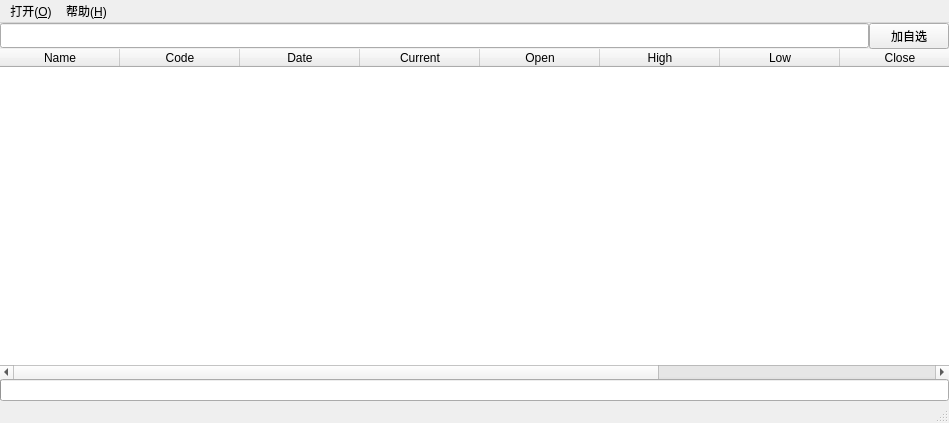
The window that QtApp/QStock/QStock/QStockMainWindows.ui (yixiaoyang/QStock) describes before a commit, drawn with Qt 5.
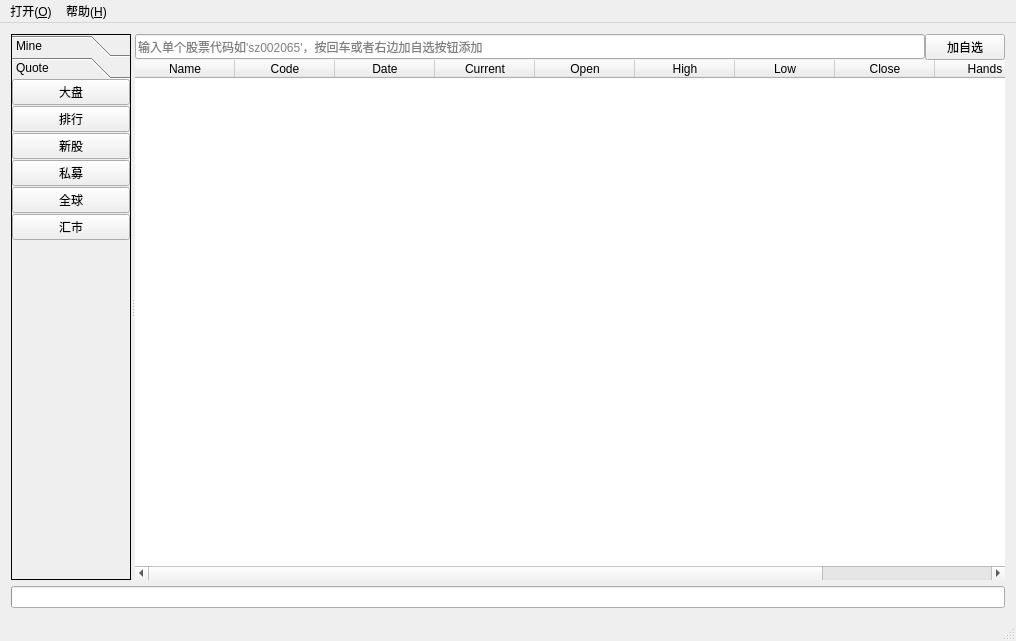
The same window after the commit. The open tabs and pages were chosen to show the change. Icons and pictures are not drawn.

Commit message: 1.QStock App更新：修复http流分片引起数据解丢失问题；添加自选代码的快捷键；添加左边栏菜单

Diff of the .ui file:
```diff
--- a/QtApp/QStock/QStock/QStockMainWindows.ui
+++ b/QtApp/QStock/QStock/QStockMainWindows.ui
@@ -6,8 +6,8 @@
    <rect>
     <x>0</x>
     <y>0</y>
-    <width>949</width>
-    <height>423</height>
+    <width>1016</width>
+    <height>641</height>
    </rect>
   </property>
   <property name="windowTitle">
@@ -23,6 +23,315 @@
 }</string>
   </property>
   <widget class="QWidget" name="centralWidget">
+   <layout class="QVBoxLayout" name="verticalLayout_3">
+    <item>
+     <widget class="QSplitter" name="splitter">
+      <property name="frameShape">
+       <enum>QFrame::NoFrame</enum>
+      </property>
+      <property name="frameShadow">
+       <enum>QFrame::Sunken</enum>
+      </property>
+      <property name="orientation">
+       <enum>Qt::Horizontal</enum>
+      </property>
+      <widget class="QToolBox" name="toolBox">
+       <property name="minimumSize">
+        <size>
+         <width>120</width>
+         <height>0</height>
+        </size>
+       </property>
+       <property name="maximumSize">
+        <size>
+         <width>120</width>
+         <height>16777215</height>
+        </size>
+       </property>
+       <property name="frameShape">
+        <enum>QFrame::Box</enum>
+       </property>
+       <property name="frameShadow">
+        <enum>QFrame::Plain</enum>
+       </property>
+       <property name="currentIndex">
+        <number>0</number>
+       </property>
+       <property name="tabSpacing">
+        <number>0</number>
+       </property>
+       <widget class="QWidget" name="page_watching">
+        <property name="geometry">
+         <rect>
+          <x>0</x>
+          <y>0</y>
+          <width>118</width>
+          <height>506</height>
+         </rect>
+        </property>
+        <attribute name="icon">
+         <iconset resource="resources/iconRes.qrc">
+          <normaloff>:/main/icons/main_logo.png</normaloff>:/main/icons/main_logo.png</iconset>
+        </attribute>
+        <attribute name="label">
+         <string>Mine</string>
+        </attribute>
+        <layout class="QVBoxLayout" name="verticalLayout_4">
+         <property name="spacing">
+          <number>1</number>
+         </property>
+         <property name="leftMargin">
+          <number>0</number>
+         </property>
+         <property name="topMargin">
+          <number>0</number>
+         </property>
+         <property name="rightMargin">
+          <number>0</number>
+         </property>
+         <property name="bottomMargin">
+          <number>0</number>
+         </property>
+         <item>
+          <widget class="QPushButton" name="pushButton">
+           <property name="text">
+            <string>自选</string>
+           </property>
+           <property name="icon">
+            <iconset resource="resources/iconRes.qrc">
+             <normaloff>:/main/icons/myFavirate.png</normaloff>:/main/icons/myFavirate.png</iconset>
+           </property>
+           <property name="iconSize">
+            <size>
+             <width>32</width>
+             <height>32</height>
+            </size>
+           </property>
+          </widget>
+         </item>
+         <item>
+          <widget class="QPushButton" name="pushButton_3">
+           <property name="text">
+            <string>持仓</string>
+           </property>
+           <property name="icon">
+            <iconset resource="resources/iconRes.qrc">
+             <normaloff>:/main/icons/add.png</normaloff>:/main/icons/add.png</iconset>
+           </property>
+           <property name="iconSize">
+            <size>
+             <width>32</width>
+             <height>32</height>
+            </size>
+           </property>
+          </widget>
+         </item>
+         <item>
+          <widget class="QPushButton" name="pushButton_4">
+           <property name="text">
+            <string>日历</string>
+           </property>
+           <property name="icon">
+            <iconset resource="resources/iconRes.qrc">
+             <normaloff>:/main/icons/calendar.png</normaloff>:/main/icons/calendar.png</iconset>
+           </property>
+           <property name="iconSize">
+            <size>
+             <width>32</width>
+             <height>32</height>
+            </size>
+           </property>
+          </widget>
+         </item>
+         <item>
+          <widget class="QPushButton" name="pushButton_5">
+           <property name="text">
+            <string>修养</string>
+           </property>
+           <property name="icon">
+            <iconset resource="resources/iconRes.qrc">
+             <normaloff>:/main/icons/notes.png</normaloff>:/main/icons/notes.png</iconset>
+           </property>
+           <property name="iconSize">
+            <size>
+             <width>32</width>
+             <height>32</height>
+            </size>
+           </property>
+          </widget>
+         </item>
+         <item>
+          <spacer name="verticalSpacer">
+           <property name="orientation">
+            <enum>Qt::Vertical</enum>
+           </property>
+           <property name="sizeHint" stdset="0">
+            <size>
+             <width>20</width>
+             <height>339</height>
+            </size>
+           </property>
+          </spacer>
+         </item>
+        </layout>
+       </widget>
+       <widget class="QWidget" name="page_quote">
+        <property name="geometry">
+         <rect>
+          <x>0</x>
+          <y>0</y>
+          <width>118</width>
+          <height>506</height>
+         </rect>
+        </property>
+        <attribute name="icon">
+         <iconset resource="resources/iconRes.qrc">
+          <normaloff>:/main/icons/main_logo.png</normaloff>:/main/icons/main_logo.png</iconset>
+        </attribute>
+        <attribute name="label">
+         <string>Quote</string>
+        </attribute>
+        <layout class="QVBoxLayout" name="verticalLayout_5">
+         <property name="spacing">
+          <number>1</number>
+         </property>
+         <property name="leftMargin">
+          <number>0</number>
+         </property>
+         <property name="topMargin">
+          <number>0</number>
+         </property>
+         <property name="rightMargin">
+          <number>0</number>
+         </property>
+         <property name="bottomMargin">
+          <number>0</number>
+         </property>
+         <item>
+          <widget class="QPushButton" name="pushButton_11">
+           <property name="text">
+            <string>大盘</string>
+           </property>
+           <property name="icon">
+            <iconset resource="resources/iconRes.qrc">
+             <normaloff>:/main/icons/main_logo.png</normaloff>:/main/icons/main_logo.png</iconset>
+           </property>
+           <property name="iconSize">
+            <size>
+             <width>32</width>
+             <height>32</height>
+            </size>
+           </property>
+          </widget>
+         </item>
+         <item>
+          <widget class="QPushButton" name="pushButton_2">
+           <property name="text">
+            <string>排行</string>
+           </property>
+           <property name="icon">
+            <iconset resource="resources/iconRes.qrc">
+             <normaloff>:/main/icons/main_logo.png</normaloff>:/main/icons/main_logo.png</iconset>
+           </property>
+           <property name="iconSize">
+            <size>
+             <width>32</width>
+             <height>32</height>
+            </size>
+           </property>
+          </widget>
+         </item>
+         <item>
+          <widget class="QPushButton" name="pushButton_7">
+           <property name="text">
+            <string>新股</string>
+           </property>
+           <property name="icon">
+            <iconset resource="resources/iconRes.qrc">
+             <normaloff>:/main/icons/main_logo.png</normaloff>:/main/icons/main_logo.png</iconset>
+           </property>
+           <property name="iconSize">
+            <size>
+             <width>32</width>
+             <height>32</height>
+            </size>
+           </property>
+          </widget>
+         </item>
+         <item>
+          <widget class="QPushButton" name="pushButton_9">
+           <property name="text">
+            <string>私募</string>
+           </property>
+           <property name="icon">
+            <iconset resource="resources/iconRes.qrc">
+             <normaloff>:/main/icons/main_logo.png</normaloff>:/main/icons/main_logo.png</iconset>
+           </property>
+           <property name="iconSize">
+            <size>
+             <width>32</width>
+             <height>32</height>
+            </size>
+           </property>
+          </widget>
+         </item>
+         <item>
+          <widget class="QPushButton" name="pushButton_10">
+           <property name="text">
+            <string>全球</string>
+           </property>
+           <property name="icon">
+            <iconset resource="resources/iconRes.qrc">
+             <normaloff>:/main/icons/main_logo.png</normaloff>:/main/icons/main_logo.png</iconset>
+           </property>
+           <property name="iconSize">
+            <size>
+             <width>32</width>
+             <height>32</height>
+            </size>
+           </property>
+          </widget>
+         </item>
+         <item>
+          <widget class="QPushButton" name="pushButton_12">
+           <property name="text">
+            <string>汇市</string>
+           </property>
+           <property name="icon">
+            <iconset resource="resources/iconRes.qrc">
+             <normaloff>:/main/icons/main_logo.png</normaloff>:/main/icons/main_logo.png</iconset>
+           </property>
+           <property name="iconSize">
+            <size>
+             <width>32</width>
+             <height>32</height>
+            </size>
+           </property>
+          </widget>
+         </item>
+         <item>
+          <spacer name="verticalSpacer_2">
+           <property name="orientation">
+            <enum>Qt::Vertical</enum>
+           </property>
+           <property name="sizeHint" stdset="0">
+            <size>
+             <width>20</width>
+             <height>257</height>
+            </size>
+           </property>
+          </spacer>
+         </item>
+        </layout>
+       </widget>
+      </widget>
+      <widget class="QFrame" name="frame_runtime">
+       <property name="frameShape">
+        <enum>QFrame::NoFrame</enum>
+       </property>
+       <property name="frameShadow">
+        <enum>QFrame::Sunken</enum>
+       </property>
    <layout class="QVBoxLayout" name="verticalLayout_2">
     <property name="spacing">
      <number>0</number>
@@ -52,6 +361,12 @@
           <height>25</height>
          </size>
         </property>
+            <property name="accessibleName">
+             <string/>
+            </property>
+            <property name="placeholderText">
+             <string>输入单个股票代码如'sz002065'，按回车或者右边加自选按钮添加</string>
+            </property>
        </widget>
       </item>
       <item>
@@ -65,6 +380,16 @@
         <property name="text">
          <string>加自选</string>
         </property>
+            <property name="icon">
+             <iconset resource="resources/iconRes.qrc">
+              <normaloff>:/main/icons/add.png</normaloff>:/main/icons/add.png</iconset>
+            </property>
+            <property name="iconSize">
+             <size>
+              <width>16</width>
+              <height>16</height>
+             </size>
+            </property>
        </widget>
       </item>
      </layout>
@@ -115,7 +440,7 @@
            <bool>true</bool>
           </attribute>
           <attribute name="horizontalHeaderDefaultSectionSize">
-           <number>120</number>
+               <number>100</number>
           </attribute>
           <attribute name="horizontalHeaderStretchLastSection">
            <bool>false</bool>
@@ -213,6 +538,10 @@
       <widget class="QWidget" name="page_selectData"/>
      </widget>
     </item>
+       </layout>
+      </widget>
+     </widget>
+    </item>
     <item>
      <widget class="QProgressBar" name="progressBar">
       <property name="layoutDirection">
@@ -239,8 +568,8 @@
     <rect>
      <x>0</x>
      <y>0</y>
-     <width>949</width>
-     <height>22</height>
+     <width>1016</width>
+     <height>21</height>
     </rect>
    </property>
    <widget class="QMenu" name="menu_O">
```
Lines whose indentation alone changed are shown as unchanged. The commit also changes 14 other files.
